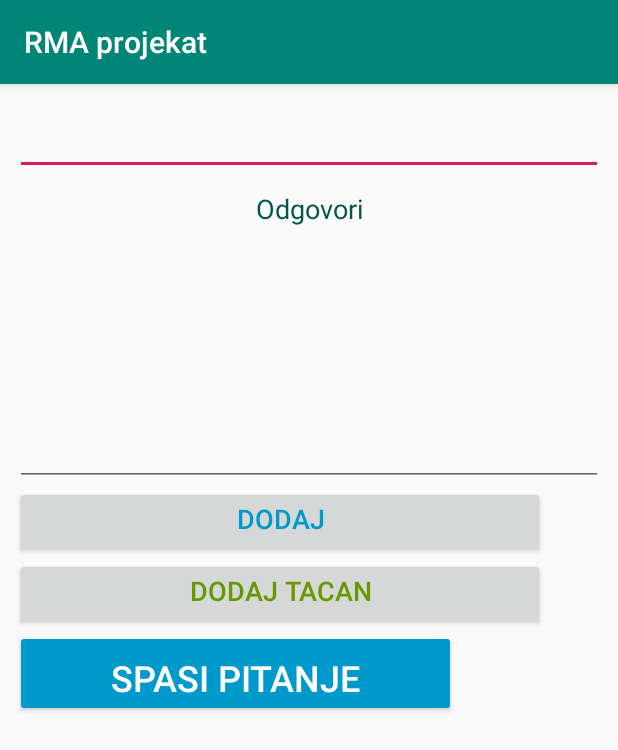
After one commit to fpoljcic/rma-projekat, an Android app: the DodajPitanjeAkt screen opened directly, with no data from a screen before it, on a phone screen of 412 x 824 dp. The commit adds this screen. Shown: the top 750 px of the screen. Run offline under Robolectric (Android 15) with nearby library versions, the phone set to English and light mode, and no system bars.

Commit message:
Dodate ostale klase, xml datoteke, ikone

```diff
--- a/app/src/main/AndroidManifest.xml
+++ b/app/src/main/AndroidManifest.xml
@@ -8,6 +8,9 @@
         android:label="@string/app_name"
         android:supportsRtl="true"
         android:theme="@style/AppTheme">
+        <activity android:name=".aktivnosti.DodajKategorijuAkt" />
+        <activity android:name=".aktivnosti.DodajPitanjeAkt" />
+        <activity android:name=".aktivnosti.DodajKvizAkt" />
         <activity android:name=".aktivnosti.KvizoviAkt">
             <intent-filter>
                 <action android:name="android.intent.action.MAIN" />
@@ -15,7 +18,6 @@
                 <category android:name="android.intent.category.LAUNCHER" />
             </intent-filter>
         </activity>
-        <activity android:name=".aktivnosti.DodajKvizAkt" />
     </application>
 
 </manifest>
--- a/app/src/main/java/ba/unsa/etf/rma/aktivnosti/DodajKvizAkt.java
+++ b/app/src/main/java/ba/unsa/etf/rma/aktivnosti/DodajKvizAkt.java
@@ -23,7 +23,7 @@ public class DodajKvizAkt extends AppCompatActivity {
     @Override
     protected void onCreate(Bundle savedInstanceState) {
         super.onCreate(savedInstanceState);
-        setContentView(R.layout.dodaj_kviz);
+        setContentView(R.layout.activity_dodaj_kviz);
         linkControls();
     }
 
--- /dev/null
+++ b/app/src/main/java/ba/unsa/etf/rma/aktivnosti/DodajPitanjeAkt.java
@@ -0,0 +1,31 @@
+package ba.unsa.etf.rma.aktivnosti;
+
+import android.support.v7.app.AppCompatActivity;
+import android.os.Bundle;
+import android.widget.Button;
+import android.widget.EditText;
+import android.widget.ListView;
+
+import ba.unsa.etf.rma.R;
+
+public class DodajPitanjeAkt extends AppCompatActivity {
+    private EditText questionField, answerField;
+    private Button addAnswerBtn, addRightAnswerBtn, addQuestionBtn;
+    private ListView answersList;
+
+    @Override
+    protected void onCreate(Bundle savedInstanceState) {
+        super.onCreate(savedInstanceState);
+        setContentView(R.layout.activity_dodaj_pitanje);
+        linkControls();
+    }
+
+    private void linkControls() {
+        questionField = (EditText) findViewById(R.id.etNaziv);
+        answerField = (EditText) findViewById(R.id.etOdgovor);
+        addAnswerBtn = (Button) findViewById(R.id.btnDodajOdgovor);
+        addRightAnswerBtn = (Button) findViewById(R.id.btnDodajTacan);
+        addQuestionBtn = (Button) findViewById(R.id.btnDodajPitanje);
+        answersList = (ListView) findViewById(R.id.lvOdgovori);
+    }
+}
--- /dev/null
+++ b/app/src/main/res/layout/activity_dodaj_pitanje.xml
@@ -0,0 +1,69 @@
+<?xml version="1.0" encoding="utf-8"?>
+<LinearLayout xmlns:android="http://schemas.android.com/apk/res/android"
+    xmlns:tools="http://schemas.android.com/tools"
+    android:layout_width="match_parent"
+    android:layout_height="match_parent"
+    android:orientation="vertical"
+    android:padding="10dp"
+    tools:context=".aktivnosti.DodajPitanjeAkt">
+
+    <EditText
+        android:id="@+id/etNaziv"
+        android:layout_width="match_parent"
+        android:layout_height="wrap_content"
+        android:ems="10"
+        android:inputType="textPersonName"
+        android:paddingTop="15dp" />
+
+    <TextView
+        android:id="@+id/textView"
+        android:layout_width="match_parent"
+        android:layout_height="wrap_content"
+        android:paddingTop="10dp"
+        android:text="Odgovori"
+        android:textAlignment="center"
+        android:textColor="@color/colorPrimaryDark"
+        android:textSize="18sp" />
+
+    <ListView
+        android:id="@+id/lvOdgovori"
+        android:layout_width="match_parent"
+        android:layout_height="127dp"
+        android:paddingTop="10dp" />
+
+    <EditText
+        android:id="@+id/etOdgovor"
+        android:layout_width="match_parent"
+        android:layout_height="wrap_content"
+        android:ems="10"
+        android:inputType="textPersonName"
+        android:paddingTop="10dp" />
+
+    <Button
+        android:id="@+id/btnDodajOdgovor"
+        android:layout_width="353dp"
+        android:layout_height="wrap_content"
+        android:paddingTop="5dp"
+        android:text="Dodaj"
+        android:textColor="@android:color/holo_blue_dark"
+        android:textSize="18sp" />
+
+    <Button
+        android:id="@+id/btnDodajTacan"
+        android:layout_width="353dp"
+        android:layout_height="wrap_content"
+        android:paddingTop="5dp"
+        android:text="Dodaj tacan"
+        android:textColor="@android:color/holo_green_dark"
+        android:textSize="18sp" />
+
+    <Button
+        android:id="@+id/btnDodajPitanje"
+        android:layout_width="294dp"
+        android:layout_height="wrap_content"
+        android:backgroundTint="@android:color/holo_blue_dark"
+        android:paddingTop="15dp"
+        android:text="Spasi pitanje"
+        android:textColor="@android:color/background_light"
+        android:textSize="24sp" />
+</LinearLayout>
--- a/app/src/main/res/layout/activity_main.xml
+++ b/app/src/main/res/layout/activity_main.xml
@@ -1,6 +1,5 @@
 <?xml version="1.0" encoding="utf-8"?>
 <LinearLayout xmlns:android="http://schemas.android.com/apk/res/android"
-    xmlns:app="http://schemas.android.com/apk/res-auto"
     xmlns:tools="http://schemas.android.com/tools"
     android:layout_width="match_parent"
     android:layout_height="match_parent"
--- a/app/src/main/res/layout/element_liste.xml
+++ b/app/src/main/res/layout/element_liste.xml
@@ -9,15 +9,13 @@
         android:layout_width="50dp"
         android:layout_height="50dp"
         android:paddingTop="10dp"
-        android:paddingBottom="10dp"
-        />
+        android:paddingBottom="10dp" />
 
     <TextView
         android:id="@+id/name"
         android:layout_width="wrap_content"
         android:layout_height="wrap_content"
-        android:textSize="20sp"
         android:paddingTop="10dp"
         android:paddingBottom="10dp"
-        />
+        android:textSize="20sp" />
 </LinearLayout>
```
Also changed, not shown: app/src/main/java/ba/unsa/etf/rma/aktivnosti/DodajKategorijuAkt.java (added, +27 -0 lines), app/src/main/res/layout/activity_dodaj_kategoriju.xml (added, +52 -0 lines), app/src/main/res/drawable/add.png (added), app/src/main/res/drawable/standard.png (added), app/src/main/res/layout/activity_dodaj_kviz.xml (renamed from app/src/main/res/layout/dodaj_kviz.xml).
